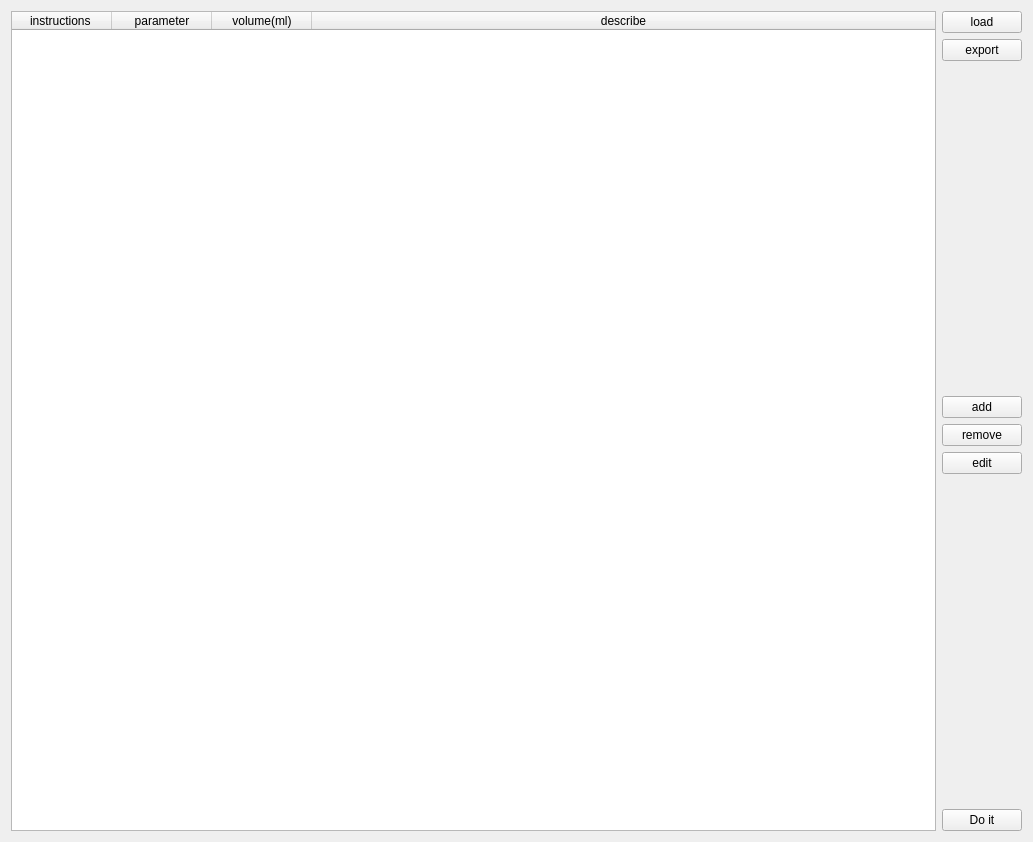
Before: the Qt Designer form UIModular/MainWindow/FunctionWidget/SamplingWidget/SamplingWidgetUI.ui in EddyXieFalcon/ColorAnalyst, drawn with Qt 5.
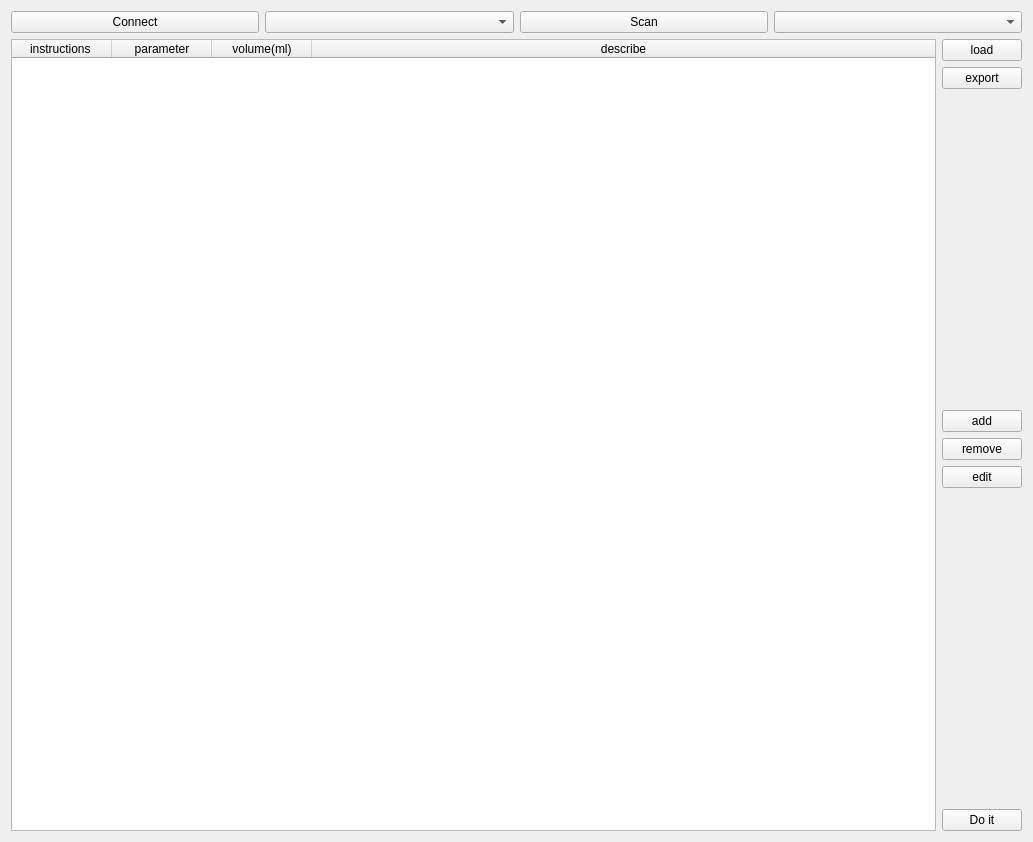
After: the same form once the commit is applied.

Commit message: 界面修饰类的功能添加：样品测试界面

```diff
--- a/UIModular/MainWindow/FunctionWidget/SamplingWidget/SamplingWidgetUI.ui
+++ b/UIModular/MainWindow/FunctionWidget/SamplingWidget/SamplingWidgetUI.ui
@@ -13,6 +13,32 @@
   <property name="windowTitle">
    <string>Sampling</string>
   </property>
+  <layout class="QVBoxLayout" name="verticalLayout_2">
+   <item>
+    <layout class="QHBoxLayout" name="horizontalLayout_2">
+     <item>
+      <widget class="QPushButton" name="pushButton_connect">
+       <property name="text">
+        <string>Connect</string>
+       </property>
+      </widget>
+     </item>
+     <item>
+      <widget class="QComboBox" name="comboBox_connect"/>
+     </item>
+     <item>
+      <widget class="QPushButton" name="pushButton_scan">
+       <property name="text">
+        <string>Scan</string>
+       </property>
+      </widget>
+     </item>
+     <item>
+      <widget class="QComboBox" name="comboBox_scan"/>
+     </item>
+    </layout>
+   </item>
+   <item>
   <layout class="QHBoxLayout" name="horizontalLayout">
    <item>
     <widget class="QTableWidget" name="tableWidget">
@@ -110,6 +136,8 @@
         <string>Do it</string>
        </property>
       </widget>
+       </item>
+      </layout>
      </item>
     </layout>
    </item>
```
Lines whose indentation alone changed are shown as unchanged. The commit also changes 2 other files.
